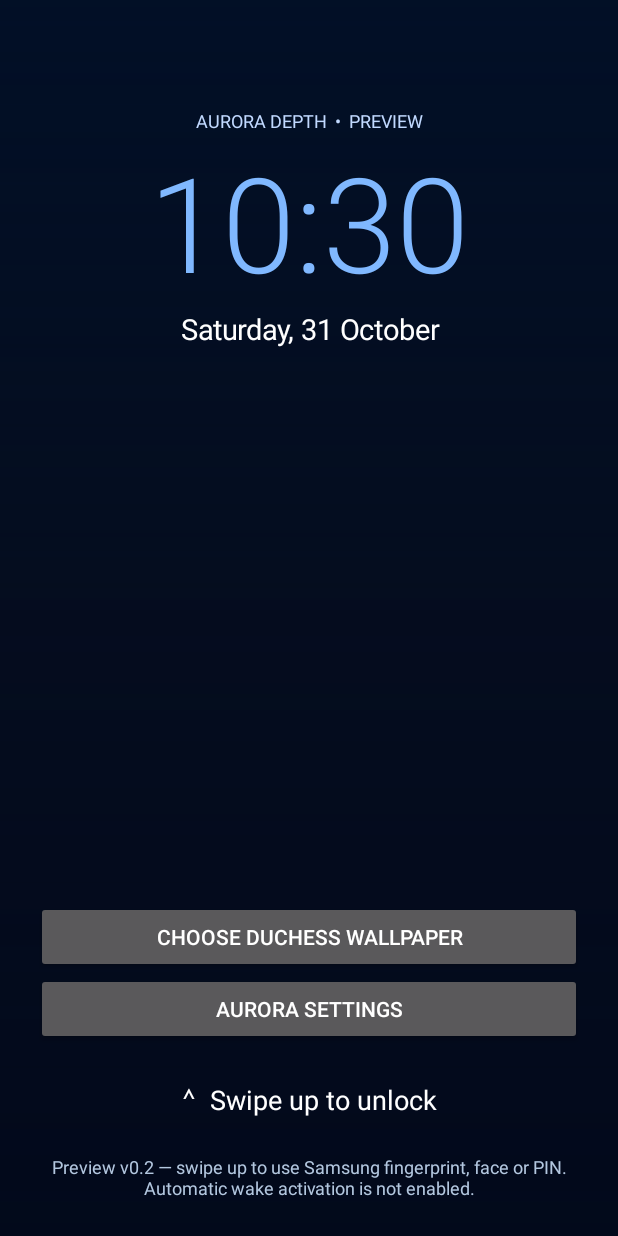
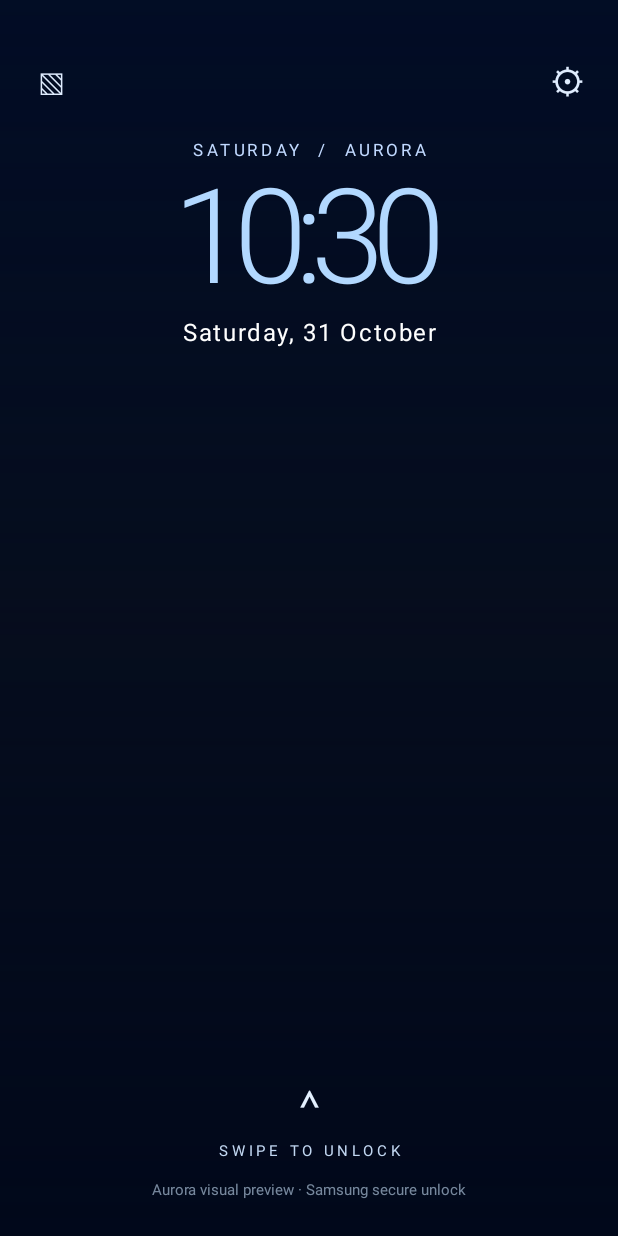
Before and after one commit to jollyboy95/HyperLauncher-Samsung, an Android app: the screen it shows after launch (AuroraActivity), on a phone screen of 412 x 824 dp. Run offline under Robolectric (Android 15) with nearby library versions, the light colour scheme and no system bars; pictures from the network do not load.

Commit message:
Redesign Aurora lock screen with immersive typography and discreet controls

```diff
--- a/compat/src/main/java/au/steve/hyperlauncher/compat/AuroraActivity.java
+++ b/compat/src/main/java/au/steve/hyperlauncher/compat/AuroraActivity.java
@@ -40,6 +40,7 @@ public final class AuroraActivity extends Activity {
         super.onCreate(state);
         setShowWhenLocked(true);
         prefs = getSharedPreferences("aurora", MODE_PRIVATE);
+        getWindow().getDecorView().setSystemUiVisibility(View.SYSTEM_UI_FLAG_FULLSCREEN | View.SYSTEM_UI_FLAG_HIDE_NAVIGATION | View.SYSTEM_UI_FLAG_IMMERSIVE_STICKY);
         getWindow().setStatusBarColor(Color.BLACK);
         getWindow().setNavigationBarColor(Color.BLACK);
         FrameLayout root = new FrameLayout(this);
@@ -50,21 +51,24 @@ public final class AuroraActivity extends Activity {
         String saved = prefs.getString("wallpaper", null);
         if (saved != null) try { wallpaper.setImageURI(Uri.parse(saved)); } catch (Exception ignored) {}
         View shade = new View(this);
-        shade.setBackground(new GradientDrawable(GradientDrawable.Orientation.TOP_BOTTOM, new int[]{0xB900102A, 0x33000B24, 0xA900071A}));
+        shade.setBackground(new GradientDrawable(GradientDrawable.Orientation.TOP_BOTTOM, new int[]{0xB9000C28, 0x08000B24, 0xD900071A}));
         root.addView(shade, new FrameLayout.LayoutParams(-1, -1));
         LinearLayout content = new LinearLayout(this);
         content.setOrientation(LinearLayout.VERTICAL);
         content.setGravity(Gravity.CENTER_HORIZONTAL);
         int pad = (int)(24 * getResources().getDisplayMetrics().density);
-        content.setPadding(pad, pad * 3, pad, pad);
+        content.setPadding(pad, (int)(92 * getResources().getDisplayMetrics().density), pad, pad);
         TextView heading = new TextView(this);
-        heading.setText("AURORA DEPTH  •  PREVIEW");
+        heading.setText("SATURDAY  /  AURORA");
         heading.setTextColor(0xFFC1D9FF);
-        heading.setTextSize(12);
+        heading.setTextSize(11);
+        heading.setLetterSpacing(0.24f);
         heading.setGravity(Gravity.CENTER);
         content.addView(heading);
         clock = new TextView(this);
-        clock.setTextColor(0xFF80B8FF);
+        clock.setTextColor(0xFFB2D8FF);
+        clock.setLetterSpacing(-0.09f);
+        clock.setIncludeFontPadding(false);
         clock.setTypeface(Typeface.create("sans-serif-light", Typeface.NORMAL));
         clock.setTextSize(prefs.getInt("clockSize", 88));
         clock.setGravity(Gravity.CENTER);
@@ -72,7 +76,8 @@ public final class AuroraActivity extends Activity {
         TextView date = new TextView(this);
         date.setText(new SimpleDateFormat("EEEE, d MMMM", Locale.getDefault()).format(new Date()));
         date.setTextColor(Color.WHITE);
-        date.setTextSize(19);
+        date.setTextSize(16);
+        date.setLetterSpacing(0.07f);
         date.setGravity(Gravity.CENTER);
         content.addView(date);
         foreground = new ImageView(this);
@@ -84,49 +89,66 @@ public final class AuroraActivity extends Activity {
         // Overlay above clock; foreground must be a transparent PNG to create a depth illusion.
         View space = new View(this);
         content.addView(space, new LinearLayout.LayoutParams(1, 0, 1));
-        Button choose = new Button(this);
-        choose.setText("Choose Duchess wallpaper");
-        choose.setOnClickListener(v -> {
-            Intent i = new Intent(Intent.ACTION_OPEN_DOCUMENT);
-            i.setType("image/*");
-            i.addCategory(Intent.CATEGORY_OPENABLE);
-            i.addFlags(Intent.FLAG_GRANT_READ_URI_PERMISSION | Intent.FLAG_GRANT_PERSISTABLE_URI_PERMISSION);
-            startActivityForResult(i, PICK_PHOTO);
-        });
-        content.addView(choose);
-        Button settings = new Button(this);
-        settings.setText("Aurora settings");
-        settings.setOnClickListener(v -> startActivity(new Intent(this, AuroraSettingsActivity.class)));
-        content.addView(settings);
         TextView swipe = new TextView(this);
-        swipe.setText("⌃  Swipe up to unlock");
-        swipe.setTextColor(Color.WHITE);
-        swipe.setTextSize(18);
+        swipe.setText("⌃");
+        swipe.setTextColor(0xFFE4F1FF);
+        swipe.setTextSize(30);
         swipe.setGravity(Gravity.CENTER);
-        swipe.setPadding(0, pad, 0, pad);
         content.addView(swipe);
-        swipe.setOnClickListener(v -> requestSecureUnlock());
-        root.setOnTouchListener((v, event) -> {
-            if (event.getAction() == MotionEvent.ACTION_DOWN) {
-                touchStartY = event.getY();
-                return true;
-            }
-            if (event.getAction() == MotionEvent.ACTION_UP) {
-                if (touchStartY - event.getY() > 90 * getResources().getDisplayMetrics().density) {
-                    requestSecureUnlock();
-                }
+        TextView hint = new TextView(this);
+        hint.setText("SWIPE TO UNLOCK");
+        hint.setTextColor(0xFFC2D7F1);
+        hint.setLetterSpacing(0.25f);
+        hint.setTextSize(10);
+        hint.setGravity(Gravity.CENTER);
+        content.addView(hint);
+        TextView note = new TextView(this);
+        note.setText("Aurora visual preview · Samsung secure unlock");
+        note.setTextColor(0x99C7DDF5);
+        note.setTextSize(10);
+        note.setGravity(Gravity.CENTER);
+        note.setPadding(0,pad/2,0,0);
+        content.addView(note);
+        root.setOnTouchListener((v,event)->{
+            if(event.getAction()==MotionEvent.ACTION_DOWN){touchStartY=event.getY();return true;}
+            if(event.getAction()==MotionEvent.ACTION_UP){
+                if(touchStartY-event.getY()>65*getResources().getDisplayMetrics().density)requestSecureUnlock();
                 return true;
             }
             return true;
         });
-        TextView note = new TextView(this);
-        note.setText("Preview v0.2 — swipe up to use Samsung fingerprint, face or PIN. Automatic wake activation is not enabled.");
-        note.setTextColor(0xFFB3C7DF);
-        note.setTextSize(12);
-        note.setGravity(Gravity.CENTER);
-        content.addView(note);
+        FrameLayout.LayoutParams gearPosition = new FrameLayout.LayoutParams((int)(44*getResources().getDisplayMetrics().density),(int)(44*getResources().getDisplayMetrics().density),Gravity.TOP|Gravity.RIGHT);
+        gearPosition.topMargin=(int)(32*getResources().getDisplayMetrics().density);
+        gearPosition.rightMargin=pad/2;
+        TextView gear=new TextView(this);
+        gear.setText("⚙");
+        gear.setTextColor(0xFFE0EDFF);
+        gear.setTextSize(23);
+        gear.setGravity(Gravity.CENTER);
+        gear.setContentDescription("Aurora settings");
+        gear.setOnClickListener(v->startActivity(new Intent(this,AuroraSettingsActivity.class)));
+        root.addView(gear,gearPosition);
+        FrameLayout.LayoutParams photoPosition = new FrameLayout.LayoutParams((int)(44*getResources().getDisplayMetrics().density),(int)(44*getResources().getDisplayMetrics().density),Gravity.TOP|Gravity.LEFT);
+        photoPosition.topMargin=gearPosition.topMargin;
+        photoPosition.leftMargin=pad/2;
+        TextView photo=new TextView(this);
+        photo.setText("▧");
+        photo.setTextColor(0xFFE0EDFF);
+        photo.setTextSize(24);
+        photo.setGravity(Gravity.CENTER);
+        photo.setContentDescription("Change wallpaper");
+        photo.setOnClickListener(v->{
+            Intent i=new Intent(Intent.ACTION_OPEN_DOCUMENT);
+            i.setType("image/*");i.addCategory(Intent.CATEGORY_OPENABLE);
+            i.addFlags(Intent.FLAG_GRANT_READ_URI_PERMISSION|Intent.FLAG_GRANT_PERSISTABLE_URI_PERMISSION);
+            startActivityForResult(i,PICK_PHOTO);
+        });
+        root.addView(photo,photoPosition);
         root.addView(content, new FrameLayout.LayoutParams(-1, -1));
         root.addView(foreground, fgParams);
+        // Keep functional shortcuts above the foreground cutout.
+        root.bringChildToFront(gear);
+        root.bringChildToFront(photo);
         setContentView(root);
     }
     private void requestSecureUnlock() {
```
